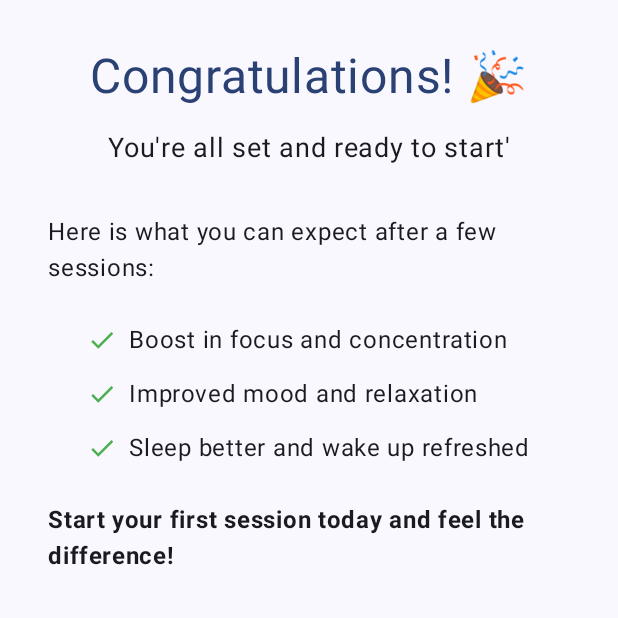
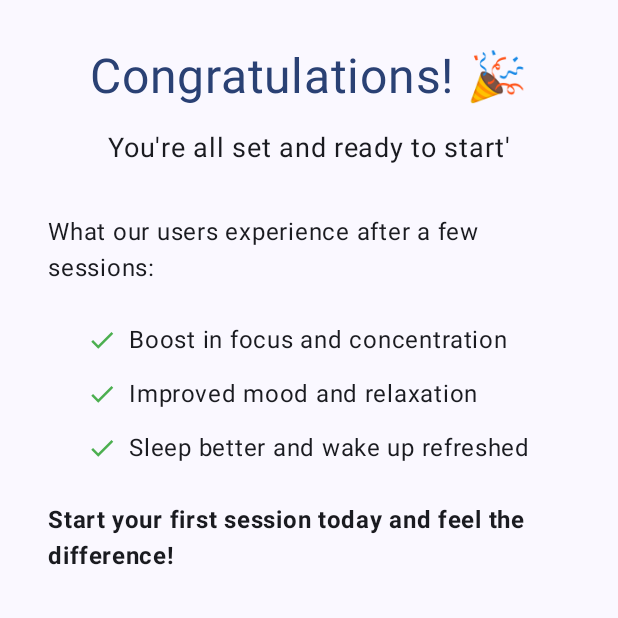
Before and after one commit to muhannadgriffith/Android-Project-3102891, an Android app built with Jetpack Compose: the SummaryScreen screen opened directly, with no data from a screen before it, on a phone screen of 412 x 824 dp, the top half of it. Run offline under Robolectric (Android 15) with nearby library versions, the phone set to English and light mode, and no system bars.

Commit message:
Update SummaryScreen.kt

```diff
--- a/app/src/main/java/com/griffith/mindtilt/ui/onboarding/SummaryScreen.kt
+++ b/app/src/main/java/com/griffith/mindtilt/ui/onboarding/SummaryScreen.kt
@@ -89,7 +89,7 @@ fun SummaryScreenContent(username:String, onFinishClick: () -> Unit) {
 
             // Final encouragement to motivate the user
             Text(
-                text = "Here is what you can expect after a few sessions:",
+                text = "What our users experience after a few sessions:",
                 fontSize = 16.sp,
                 color = MaterialTheme.colorScheme.onBackground
             )
```
